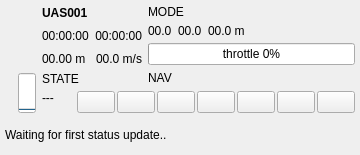
Above: src/ui/UASView.ui from josephlewis42/UDenverQGC before the change. Below: the same form after it.
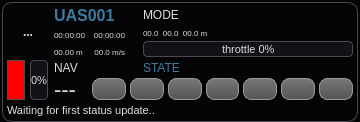
That is the form after the change. Icons and pictures are not drawn.

Commit message: porting continues

What changed in the file:
```diff
--- a/src/ui/UASView.ui
+++ b/src/ui/UASView.ui
@@ -7,7 +7,7 @@
     <x>0</x>
     <y>0</y>
     <width>360</width>
-    <height>155</height>
+    <height>121</height>
    </rect>
   </property>
   <property name="sizePolicy">
@@ -32,343 +32,301 @@
    <string>Form</string>
   </property>
   <property name="styleSheet">
-   <string notr="true"/>
+   <string notr="true">QWidget#colorIcon {}
+
+QWidget {
+background-color: #050508;
+color: #DDDDDF;
+background-clip: border;
+font-size: 11px;
+}
+
+QLabel {
+background-color: transparent;
+}
+
+QLabel#nameLabel {
+	font: bold 16px;
+	color: #3C7B9E;
+}
+
+QLabel#modeLabel {
+	font: 12px;
+}
+
+QLabel#stateLabel {
+	font: 12px;
+	color: #3C7B9E;
+}
+
+QLabel#navLabel {
+	font: 12px;
+}
+
+QLabel#positionLabel {
+	font: 8px;
+}
+
+QLabel#timeElapsedLabel {
+	font: 8px;
+}
+
+QLabel#groundDistanceLabel {
+	font: 8px;
+}
+
+QLabel#speedLabel {
+	font: 8px;
+}
+
+QLabel#timeRemainingLabel {
+	font: 8px;
+}
+
+QLabel#waypointLabel {
+	font: 22px;
+}
+
+QGroupBox {
+	border: 1px solid #4A4A4F;
+	border-radius: 10px;
+	padding: 0px 0px 0px 0px;
+	margin: 0px;
+}
+
+ QGroupBox::title {
+     subcontrol-origin: margin;
+     subcontrol-position: top center; /* position at the top center */
+     margin: 0 3px 0px 3px;
+     padding: 0 3px 0px 0px;
+     font: bold 8px;
+ }
+
+QGroupBox#heartbeatIcon {
+	background-color: red;
+}
+
+QToolButton#typeButton {
+	font-weight: bold;
+	font-size: 12px;
+	border: 0px solid #999999;
+	border-radius: 5px;
+	min-width:42px;
+	max-width: 42px;
+	min-height: 42px;
+	max-height: 42px;
+	padding: 0px;
+	margin: 0px;
+	background-color: none;
+}
+
+QPushButton {
+	font-weight: bold;
+	font-size: 12px;
+	border: 1px solid #999999;
+	border-radius: 8px;
+	min-width: 20px;
+	max-width: 32px;
+	min-height: 16px;
+	max-height: 16px;
+	padding: 2px;
+	spacing: 10px;
+	background-color: qlineargradient(x1: 0, y1: 0, x2: 0, y2: 1, stop: 0 #777777, stop: 1 #555555);
+}
+
+QPushButton:pressed {
+	background-color: qlineargradient(x1: 0, y1: 0, x2: 0, y2: 1, stop: 0 #444444, stop: 1 #555555);
+}
+
+QPushButton#abortButton {
+	background: qlineargradient(x1:0, y1:0, x2:0, y2:1,
+                             stop:0 #ffee01, stop:1 #ae8f00);
+}
+
+QPushButton:pressed#abortButton {
+	background: qlineargradient(x1:0, y1:0, x2:0, y2:1,
+                             stop:0 #bbaa00, stop:1 #a05b00);
+}
+
+QPushButton#killButton {
+	background: qlineargradient(x1:0, y1:0, x2:0, y2:1,
+                             stop:0 #ffb917, stop:1 #b37300);
+}
+
+QPushButton:pressed#killButton {
+	background: qlineargradient(x1:0, y1:0, x2:0, y2:1,
+                             stop:0 #bb8500, stop:1 #903000);
+}
+
+
+QProgressBar:horizontal {
+	border: 1px solid #4A4A4F;
+	border-radius: 4px;
+	text-align: center;
+	padding: 2px;
+	color: #111111;
+	background-color: #111118;
+}
+
+QProgressBar:vertical {
+	border: 1px solid #4A4A4F;
+	border-radius: 4px;
+	text-align: center;
+	font-size: 7px;
+	padding: 2px;
+	color: #DDDDDF;
+    min-width: 16px;
+	background-color: #111118;
+}
+
+QProgressBar:horizontal {
+	height: 10px;
+}
+
+QProgressBar:horizontal QLabel {
+	font-size: 9px;
+	color: #111111;
+}
+
+QProgressBar:vertical QLabel {
+	font-size: 7px;
+}
+
+QProgressBar:vertical {
+	width: 14px;
+}
+
+QProgressBar::chunk {
+	background-color: #656565;
+}
+
+QProgressBar::chunk#batteryBar {
+	background-color: green;
+}
+
+QProgressBar::chunk#speedBar {
+	background-color: yellow;
+}
+
+QProgressBar::chunk#thrustBar {
+	background-color: orange;
+}
+
+QToolTip {
+        background-color: #090909;
+        border: 1px solid #379AC3;
+	border-radius: 3px;
+    color: #DDDDDF;
+}
+
+QMenu {
+    border: 1px solid #379AC3;
+background-color: #050508;
+color: #DDDDDF;
+background-clip: border;
+font-size: 11px;
+}
+
+QMenu::separator {
+     height: 1px;
+     background: #379AC3;
+     margin-top: 8px;
+     margin-bottom: 4px;
+     margin-left: 5px;
+     margin-right: 5px;
+ }</string>
   </property>
-  <layout class="QVBoxLayout" name="verticalLayout">
-   <property name="margin">
-    <number>5</number>
-   </property>
-   <item>
-    <layout class="QGridLayout" name="gridLayout">
-     <property name="topMargin">
-      <number>0</number>
-     </property>
-     <item row="1" column="0" rowspan="2">
-      <layout class="QVBoxLayout" name="verticalLayout_2">
-       <property name="topMargin">
-        <number>0</number>
-       </property>
-       <item>
-        <widget class="QLabel" name="typeLabel">
-         <property name="toolTip">
-          <string>System type</string>
-         </property>
-         <property name="statusTip">
-          <string>System type</string>
-         </property>
-         <property name="whatsThis">
-          <string>System type</string>
-         </property>
-         <property name="text">
-          <string/>
-         </property>
-         <property name="pixmap">
-          <pixmap resource="../../qgroundcontrol.qrc">:/files/images/mavs/unknown.svg</pixmap>
-         </property>
-        </widget>
-       </item>
-       <item>
-        <layout class="QHBoxLayout" name="horizontalLayout_3">
-         <property name="topMargin">
-          <number>0</number>
-         </property>
-         <item>
-          <widget class="QLabel" name="heartBeatLabel">
-           <property name="toolTip">
-            <string>Heartbeat</string>
-           </property>
-           <property name="text">
-            <string/>
-           </property>
-          </widget>
-         </item>
-         <item>
-          <widget class="QProgressBar" name="batteryBar">
-           <property name="minimumSize">
-            <size>
-             <width>18</width>
-             <height>0</height>
-            </size>
-           </property>
-           <property name="maximumSize">
-            <size>
-             <width>18</width>
-             <height>40</height>
-            </size>
-           </property>
-           <property name="font">
-            <font/>
-           </property>
-           <property name="toolTip">
-            <string>Battery Fuel</string>
-           </property>
-           <property name="statusTip">
-            <string>Battery Fuel</string>
-           </property>
-           <property name="value">
-            <number>0</number>
-           </property>
-           <property name="textVisible">
-            <bool>false</bool>
-           </property>
-           <property name="orientation">
-            <enum>Qt::Vertical</enum>
-           </property>
-          </widget>
-         </item>
-        </layout>
-       </item>
-      </layout>
-     </item>
-     <item row="2" column="1" colspan="2">
       <layout class="QHBoxLayout" name="horizontalLayout_2">
        <property name="spacing">
         <number>2</number>
        </property>
+   <property name="leftMargin">
+    <number>2</number>
+   </property>
        <property name="topMargin">
+    <number>2</number>
+   </property>
+   <property name="rightMargin">
+    <number>2</number>
+   </property>
+   <property name="bottomMargin">
         <number>0</number>
        </property>
        <item>
-        <widget class="QLabel" name="waypointLabel">
-         <property name="font">
-          <font>
-           <weight>50</weight>
-           <italic>false</italic>
-           <bold>false</bold>
-          </font>
-         </property>
-         <property name="toolTip">
-          <string>Current Waypoint</string>
-         </property>
-         <property name="statusTip">
-          <string>Current Waypoint</string>
-         </property>
-         <property name="text">
-          <string>---</string>
-         </property>
-         <property name="alignment">
-          <set>Qt::AlignLeading|Qt::AlignLeft|Qt::AlignTop</set>
-         </property>
-        </widget>
-       </item>
-       <item>
-        <widget class="QPushButton" name="liftoffButton">
-         <property name="minimumSize">
-          <size>
-           <width>26</width>
-           <height>22</height>
-          </size>
-         </property>
-         <property name="maximumSize">
-          <size>
-           <width>38</width>
-           <height>22</height>
-          </size>
-         </property>
-         <property name="toolTip">
-          <string>Liftoff / Launch</string>
-         </property>
-         <property name="statusTip">
-          <string>Liftoff / Launch</string>
-         </property>
-         <property name="text">
-          <string/>
-         </property>
-         <property name="icon">
-          <iconset resource="../../qgroundcontrol.qrc">
-           <normaloff>:/files/images/control/launch.svg</normaloff>:/files/images/control/launch.svg</iconset>
-         </property>
-        </widget>
-       </item>
-       <item>
-        <widget class="QPushButton" name="abortButton">
+    <widget class="QGroupBox" name="uasViewFrame">
          <property name="sizePolicy">
-          <sizepolicy hsizetype="Minimum" vsizetype="Fixed">
+      <sizepolicy hsizetype="MinimumExpanding" vsizetype="Fixed">
            <horstretch>0</horstretch>
            <verstretch>0</verstretch>
           </sizepolicy>
          </property>
          <property name="minimumSize">
           <size>
-           <width>26</width>
-           <height>22</height>
+       <width>0</width>
+       <height>0</height>
           </size>
          </property>
          <property name="maximumSize">
           <size>
-           <width>38</width>
-           <height>22</height>
-          </size>
-         </property>
-         <property name="toolTip">
-          <string>Emergency land system at closest possible site</string>
-         </property>
-         <property name="statusTip">
-          <string>Emergency land system at closest possible site</string>
-         </property>
-         <property name="text">
+       <width>16777215</width>
+       <height>130</height>
+      </size>
+     </property>
+     <property name="title">
           <string/>
          </property>
-         <property name="icon">
-          <iconset resource="../../qgroundcontrol.qrc">
-           <normaloff>:/files/images/actions/media-playback-stop.svg</normaloff>:/files/images/actions/media-playback-stop.svg</iconset>
-         </property>
-        </widget>
-       </item>
-       <item>
-        <widget class="QPushButton" name="haltButton">
-         <property name="minimumSize">
-          <size>
-           <width>26</width>
-           <height>22</height>
-          </size>
-         </property>
-         <property name="maximumSize">
-          <size>
-           <width>38</width>
-           <height>22</height>
-          </size>
-         </property>
-         <property name="toolTip">
-          <string>Loiter / Wait at current position</string>
-         </property>
-         <property name="statusTip">
-          <string>Loiter / Wait at current position</string>
-         </property>
-         <property name="text">
-          <string/>
-         </property>
-         <property name="icon">
-          <iconset resource="../../qgroundcontrol.qrc">
-           <normaloff>:/files/images/actions/media-playback-pause.svg</normaloff>:/files/images/actions/media-playback-pause.svg</iconset>
-         </property>
-        </widget>
-       </item>
-       <item>
-        <widget class="QPushButton" name="continueButton">
-         <property name="minimumSize">
-          <size>
-           <width>26</width>
-           <height>22</height>
-          </size>
-         </property>
-         <property name="maximumSize">
-          <size>
-           <width>38</width>
-           <height>22</height>
-          </size>
-         </property>
-         <property name="toolTip">
-          <string>Continue flightplan</string>
-         </property>
-         <property name="statusTip">
-          <string>Continue flightplan</string>
-         </property>
-         <property name="text">
-          <string/>
-         </property>
-         <property name="icon">
-          <iconset resource="../../qgroundcontrol.qrc">
-           <normaloff>:/files/images/actions/media-playback-start.svg</normaloff>:/files/images/actions/media-playback-start.svg</iconset>
-         </property>
-        </widget>
-       </item>
-       <item>
-        <widget class="QPushButton" name="landButton">
-         <property name="minimumSize">
-          <size>
-           <width>26</width>
-           <height>22</height>
-          </size>
-         </property>
-         <property name="maximumSize">
-          <size>
-           <width>38</width>
-           <height>22</height>
-          </size>
-         </property>
-         <property name="toolTip">
-          <string>Fly straight to landing location</string>
-         </property>
-         <property name="statusTip">
-          <string>Fly straight to landing location</string>
-         </property>
-         <property name="text">
-          <string/>
-         </property>
-         <property name="icon">
-          <iconset resource="../../qgroundcontrol.qrc">
-           <normaloff>:/files/images/control/land.svg</normaloff>:/files/images/control/land.svg</iconset>
-         </property>
-        </widget>
-       </item>
-       <item>
-        <widget class="QPushButton" name="killButton">
-         <property name="minimumSize">
-          <size>
-           <width>26</width>
-           <height>22</height>
-          </size>
-         </property>
-         <property name="maximumSize">
-          <size>
-           <width>38</width>
-           <height>22</height>
-          </size>
-         </property>
-         <property name="toolTip">
-          <string>Kill immediately all onboard power</string>
-         </property>
-         <property name="statusTip">
-          <string>Kill immediately all onboard power</string>
-         </property>
-         <property name="text">
-          <string/>
-         </property>
-         <property name="icon">
-          <iconset resource="../../qgroundcontrol.qrc">
-           <normaloff>:/files/images/actions/process-stop.svg</normaloff>:/files/images/actions/process-stop.svg</iconset>
-         </property>
-        </widget>
-       </item>
-       <item>
-        <widget class="QPushButton" name="shutdownButton">
-         <property name="maximumSize">
-          <size>
-           <width>38</width>
-           <height>22</height>
-          </size>
-         </property>
-         <property name="toolTip">
-          <string>Only in standby mode: Power off system</string>
-         </property>
-         <property name="statusTip">
-          <string>Only in standby mode: Power off system</string>
-         </property>
-         <property name="text">
-          <string/>
-         </property>
-         <property name="icon">
-          <iconset resource="../../qgroundcontrol.qrc">
-           <normaloff>:/files/images/actions/system-log-out.svg</normaloff>:/files/images/actions/system-log-out.svg</iconset>
-         </property>
-        </widget>
-       </item>
-       <item>
-        <layout class="QHBoxLayout" name="horizontalLayout">
-         <property name="spacing">
+     <layout class="QGridLayout" name="gridLayout" columnstretch="1,1,10,10,10,0,90,90">
+      <property name="horizontalSpacing">
+       <number>5</number>
+      </property>
+      <property name="verticalSpacing">
+       <number>2</number>
+      </property>
+      <property name="margin">
           <number>4</number>
          </property>
-         <property name="sizeConstraint">
-          <enum>QLayout::SetMinimumSize</enum>
-         </property>
-        </layout>
-       </item>
-      </layout>
-     </item>
-     <item row="1" column="1">
-      <layout class="QVBoxLayout" name="verticalLayout_3">
-       <item>
+      <item row="0" column="0" rowspan="5" colspan="2">
+       <widget class="QToolButton" name="typeButton">
+        <property name="minimumSize">
+         <size>
+          <width>42</width>
+          <height>42</height>
+         </size>
+        </property>
+        <property name="maximumSize">
+         <size>
+          <width>42</width>
+          <height>42</height>
+         </size>
+        </property>
+        <property name="baseSize">
+         <size>
+          <width>30</width>
+          <height>30</height>
+         </size>
+        </property>
+        <property name="toolTip">
+         <string>System Type</string>
+        </property>
+        <property name="statusTip">
+         <string>System Type</string>
+        </property>
+        <property name="text">
+         <string>...</string>
+        </property>
+        <property name="icon">
+         <iconset resource="../../mavground.qrc">
+          <normaloff>:/images/mavs/unknown.svg</normaloff>:/images/mavs/unknown.svg</iconset>
+        </property>
+        <property name="iconSize">
+         <size>
+          <width>42</width>
+          <height>42</height>
+         </size>
+        </property>
+       </widget>
+      </item>
+      <item row="0" column="2" colspan="3">
         <widget class="QLabel" name="nameLabel">
          <property name="maximumSize">
           <size>
@@ -378,6 +336,7 @@
          </property>
          <property name="font">
           <font>
+          <pointsize>-1</pointsize>
            <weight>75</weight>
            <italic>false</italic>
            <bold>true</bold>
@@ -394,12 +353,35 @@
          </property>
         </widget>
        </item>
-       <item>
-        <layout class="QHBoxLayout" name="horizontalLayout_4">
-         <item>
+      <item row="0" column="6" colspan="2">
+       <widget class="QLabel" name="modeLabel">
+        <property name="maximumSize">
+         <size>
+          <width>16777215</width>
+          <height>16</height>
+         </size>
+        </property>
+        <property name="font">
+         <font>
+          <pointsize>-1</pointsize>
+          <weight>50</weight>
+          <italic>false</italic>
+          <bold>false</bold>
+         </font>
+        </property>
+        <property name="text">
+         <string>MODE</string>
+        </property>
+        <property name="alignment">
+         <set>Qt::AlignLeading|Qt::AlignLeft|Qt::AlignVCenter</set>
+        </property>
+       </widget>
+      </item>
+      <item row="1" column="2" rowspan="3">
           <widget class="QLabel" name="timeRemainingLabel">
            <property name="font">
             <font>
+          <pointsize>-1</pointsize>
              <weight>50</weight>
              <italic>false</italic>
              <bold>false</bold>
@@ -419,10 +401,11 @@
            </property>
           </widget>
          </item>
-         <item>
+      <item row="1" column="3" rowspan="3" colspan="2">
           <widget class="QLabel" name="timeElapsedLabel">
            <property name="font">
             <font>
+          <pointsize>-1</pointsize>
              <weight>50</weight>
              <italic>false</italic>
              <bold>false</bold>
@@ -442,14 +425,32 @@
            </property>
           </widget>
          </item>
-        </layout>
-       </item>
-       <item>
-        <layout class="QHBoxLayout" name="horizontalLayout_5">
-         <item>
+      <item row="3" column="6" rowspan="2" colspan="2">
+       <widget class="QProgressBar" name="thrustBar">
+        <property name="font">
+         <font>
+          <pointsize>-1</pointsize>
+         </font>
+        </property>
+        <property name="toolTip">
+         <string>Current throttle</string>
+        </property>
+        <property name="statusTip">
+         <string>Current throttle</string>
+        </property>
+        <property name="value">
+         <number>0</number>
+        </property>
+        <property name="format">
+         <string>throttle %p%</string>
+        </property>
+       </widget>
+      </item>
+      <item row="4" column="2">
           <widget class="QLabel" name="groundDistanceLabel">
            <property name="font">
             <font>
+          <pointsize>-1</pointsize>
              <weight>50</weight>
              <italic>false</italic>
              <bold>false</bold>
@@ -469,10 +470,11 @@
            </property>
           </widget>
          </item>
-         <item>
+      <item row="4" column="3" colspan="2">
           <widget class="QLabel" name="speedLabel">
            <property name="font">
             <font>
+          <pointsize>-1</pointsize>
              <weight>50</weight>
              <italic>false</italic>
              <bold>false</bold>
@@ -492,56 +494,89 @@
            </property>
           </widget>
          </item>
-        </layout>
-       </item>
-       <item>
-        <widget class="QLabel" name="stateLabel">
+      <item row="5" column="0" rowspan="3">
+       <widget class="QGroupBox" name="heartbeatIcon">
+        <property name="sizePolicy">
+         <sizepolicy hsizetype="Fixed" vsizetype="Preferred">
+          <horstretch>0</horstretch>
+          <verstretch>0</verstretch>
+         </sizepolicy>
+        </property>
+        <property name="minimumSize">
+         <size>
+          <width>18</width>
+          <height>0</height>
+         </size>
+        </property>
          <property name="maximumSize">
           <size>
-           <width>16777215</width>
-           <height>12</height>
-          </size>
-         </property>
-         <property name="font">
-          <font>
-           <weight>50</weight>
-           <italic>false</italic>
-           <bold>false</bold>
-          </font>
-         </property>
-         <property name="text">
-          <string>STATE</string>
-         </property>
-        </widget>
-       </item>
-      </layout>
-     </item>
-     <item row="1" column="2">
-      <layout class="QVBoxLayout" name="verticalLayout_4">
-       <item>
-        <widget class="QLabel" name="modeLabel">
+          <width>18</width>
+          <height>40</height>
+         </size>
+        </property>
+        <property name="toolTip">
+         <string>Heartbeat</string>
+        </property>
+        <property name="statusTip">
+         <string>Heartbeat</string>
+        </property>
+        <property name="title">
+         <string/>
+        </property>
+       </widget>
+      </item>
+      <item row="5" column="1" rowspan="3">
+       <widget class="QProgressBar" name="batteryBar">
+        <property name="minimumSize">
+         <size>
+          <width>18</width>
+          <height>0</height>
+         </size>
+        </property>
          <property name="maximumSize">
           <size>
-           <width>16777215</width>
-           <height>16</height>
+          <width>18</width>
+          <height>40</height>
           </size>
          </property>
          <property name="font">
           <font>
+          <pointsize>-1</pointsize>
+         </font>
+        </property>
+        <property name="toolTip">
+         <string>Battery Fuel</string>
+        </property>
+        <property name="statusTip">
+         <string>Battery Fuel</string>
+        </property>
+        <property name="value">
+         <number>0</number>
+        </property>
+        <property name="orientation">
+         <enum>Qt::Vertical</enum>
+        </property>
+       </widget>
+      </item>
+      <item row="7" column="2">
+       <widget class="QLabel" name="waypointLabel">
+        <property name="font">
+         <font>
+          <pointsize>-1</pointsize>
            <weight>50</weight>
            <italic>false</italic>
            <bold>false</bold>
           </font>
          </property>
          <property name="text">
-          <string>MODE</string>
+         <string>---</string>
          </property>
          <property name="alignment">
-          <set>Qt::AlignLeading|Qt::AlignLeft|Qt::AlignVCenter</set>
+         <set>Qt::AlignLeading|Qt::AlignLeft|Qt::AlignTop</set>
          </property>
         </widget>
        </item>
-       <item>
+      <item row="2" column="6" colspan="2">
         <widget class="QLabel" name="positionLabel">
          <property name="minimumSize">
           <size>
@@ -557,6 +592,7 @@
          </property>
          <property name="font">
           <font>
+          <pointsize>-1</pointsize>
            <weight>50</weight>
            <italic>false</italic>
            <bold>false</bold>
@@ -573,50 +609,278 @@
          </property>
         </widget>
        </item>
+      <item row="7" column="3" colspan="5">
+       <layout class="QHBoxLayout" name="horizontalLayout" stretch="1,1,1,1,1,1,1">
+        <property name="spacing">
+         <number>4</number>
+        </property>
+        <property name="sizeConstraint">
+         <enum>QLayout::SetMinimumSize</enum>
+        </property>
        <item>
-        <widget class="QProgressBar" name="thrustBar">
-         <property name="font">
-          <font/>
-         </property>
+         <widget class="QPushButton" name="liftoffButton">
+          <property name="minimumSize">
+           <size>
+            <width>26</width>
+            <height>22</height>
+           </size>
+          </property>
+          <property name="maximumSize">
+           <size>
+            <width>38</width>
+            <height>22</height>
+           </size>
+          </property>
          <property name="toolTip">
           <string>Current throttle</string>
          </property>
          <property name="statusTip">
-          <string>Current throttle</string>
-         </property>
-         <property name="value">
-          <number>0</number>
-         </property>
-         <property name="format">
-          <string>throttle %p%</string>
+           <string>Liftoff / Launch</string>
+          </property>
+          <property name="text">
+           <string/>
+          </property>
+          <property name="icon">
+           <iconset resource="../../mavground.qrc">
+            <normaloff>:/images/control/launch.svg</normaloff>:/images/control/launch.svg</iconset>
          </property>
         </widget>
        </item>
        <item>
-        <widget class="QLabel" name="navLabel">
-         <property name="font">
-          <font>
-           <weight>50</weight>
-           <italic>false</italic>
-           <bold>false</bold>
-          </font>
-         </property>
+         <widget class="QPushButton" name="haltButton">
+          <property name="minimumSize">
+           <size>
+            <width>26</width>
+            <height>22</height>
+           </size>
+          </property>
+          <property name="maximumSize">
+           <size>
+            <width>38</width>
+            <height>22</height>
+           </size>
+          </property>
+          <property name="toolTip">
+           <string>Loiter / Wait at current position</string>
+          </property>
+          <property name="statusTip">
+           <string>Loiter / Wait at current position</string>
+          </property>
          <property name="text">
-          <string>NAV</string>
-         </property>
-        </widget>
-       </item>
-      </layout>
-     </item>
-    </layout>
+           <string/>
+          </property>
+          <property name="icon">
+           <iconset resource="../../mavground.qrc">
+            <normaloff>:/images/actions/media-playback-pause.svg</normaloff>:/images/actions/media-playback-pause.svg</iconset>
+          </property>
+         </widget>
+        </item>
+        <item>
+         <widget class="QPushButton" name="continueButton">
+          <property name="minimumSize">
+           <size>
+            <width>26</width>
+            <height>22</height>
+           </size>
+          </property>
+          <property name="maximumSize">
+           <size>
+            <width>38</width>
+            <height>22</height>
+           </size>
+          </property>
+          <property name="toolTip">
+           <string>Continue flightplan</string>
+          </property>
+          <property name="statusTip">
+           <string>Continue flightplan</string>
+          </property>
+          <property name="text">
+           <string/>
+          </property>
+          <property name="icon">
+           <iconset resource="../../mavground.qrc">
+            <normaloff>:/images/actions/media-playback-start.svg</normaloff>:/images/actions/media-playback-start.svg</iconset>
+          </property>
+         </widget>
+        </item>
+        <item>
+         <widget class="QPushButton" name="landButton">
+          <property name="minimumSize">
+           <size>
+            <width>26</width>
+            <height>22</height>
+           </size>
+          </property>
+          <property name="maximumSize">
+           <size>
+            <width>38</width>
+            <height>22</height>
+           </size>
+          </property>
+          <property name="toolTip">
+           <string>Fly straight to landing location</string>
+          </property>
+          <property name="statusTip">
+           <string>Fly straight to landing location</string>
+          </property>
+          <property name="text">
+           <string/>
+          </property>
+          <property name="icon">
+           <iconset resource="../../mavground.qrc">
+            <normaloff>:/images/control/land.svg</normaloff>:/images/control/land.svg</iconset>
+          </property>
+         </widget>
    </item>
    <item>
+         <widget class="QPushButton" name="shutdownButton">
+          <property name="maximumSize">
+           <size>
+            <width>38</width>
+            <height>22</height>
+           </size>
+          </property>
+          <property name="toolTip">
+           <string>Only in standby mode: Power off system</string>
+          </property>
+          <property name="statusTip">
+           <string>Only in standby mode: Power off system</string>
+          </property>
+          <property name="text">
+           <string/>
+          </property>
+          <property name="icon">
+           <iconset resource="../../mavground.qrc">
+            <normaloff>:/images/actions/system-log-out.svg</normaloff>:/images/actions/system-log-out.svg</iconset>
+          </property>
+         </widget>
+        </item>
+        <item>
+         <widget class="QPushButton" name="abortButton">
+          <property name="sizePolicy">
+           <sizepolicy hsizetype="Minimum" vsizetype="Fixed">
+            <horstretch>0</horstretch>
+            <verstretch>0</verstretch>
+           </sizepolicy>
+          </property>
+          <property name="minimumSize">
+           <size>
+            <width>26</width>
+            <height>22</height>
+           </size>
+          </property>
+          <property name="maximumSize">
+           <size>
+            <width>38</width>
+            <height>22</height>
+           </size>
+          </property>
+          <property name="toolTip">
+           <string>Emergency land system at closest possible site</string>
+          </property>
+          <property name="statusTip">
+           <string>Emergency land system at closest possible site</string>
+          </property>
+          <property name="text">
+           <string/>
+          </property>
+          <property name="icon">
+           <iconset resource="../../mavground.qrc">
+            <normaloff>:/images/actions/media-playback-stop.svg</normaloff>:/images/actions/media-playback-stop.svg</iconset>
+          </property>
+         </widget>
+        </item>
+        <item>
+         <widget class="QPushButton" name="killButton">
+          <property name="minimumSize">
+           <size>
+            <width>26</width>
+            <height>22</height>
+           </size>
+          </property>
+          <property name="maximumSize">
+           <size>
+            <width>38</width>
+            <height>22</height>
+           </size>
+          </property>
+          <property name="toolTip">
+           <string>Kill immediately all onboard power</string>
+          </property>
+          <property name="statusTip">
+           <string>Kill immediately all onboard power</string>
+          </property>
+          <property name="text">
+           <string/>
+          </property>
+          <property name="icon">
+           <iconset resource="../../mavground.qrc">
+            <normaloff>:/images/actions/process-stop.svg</normaloff>:/images/actions/process-stop.svg</iconset>
+          </property>
+         </widget>
+        </item>
+       </layout>
+      </item>
+      <item row="8" column="0" colspan="8">
     <widget class="QLabel" name="statusTextLabel">
      <property name="text">
       <string>Waiting for first status update..</string>
      </property>
     </widget>
    </item>
+      <item row="6" column="6">
+       <widget class="QLabel" name="stateLabel">
+        <property name="maximumSize">
+         <size>
+          <width>16777215</width>
+          <height>12</height>
+         </size>
+        </property>
+        <property name="font">
+         <font>
+          <pointsize>-1</pointsize>
+          <weight>50</weight>
+          <italic>false</italic>
+          <bold>false</bold>
+         </font>
+        </property>
+        <property name="text">
+         <string>STATE</string>
+        </property>
+       </widget>
+      </item>
+      <item row="6" column="2" colspan="3">
+       <widget class="QLabel" name="navLabel">
+        <property name="font">
+         <font>
+          <pointsize>-1</pointsize>
+          <weight>50</weight>
+          <italic>false</italic>
+          <bold>false</bold>
+         </font>
+        </property>
+        <property name="text">
+         <string>NAV</string>
+        </property>
+       </widget>
+      </item>
+      <item row="0" column="5" rowspan="7">
+       <spacer name="horizontalSpacer">
+        <property name="orientation">
+         <enum>Qt::Horizontal</enum>
+        </property>
+        <property name="sizeHint" stdset="0">
+         <size>
+          <width>8</width>
+          <height>20</height>
+         </size>
+        </property>
+       </spacer>
+      </item>
+     </layout>
+    </widget>
+   </item>
   </layout>
  </widget>
  <resources>
```
Left out of the diff: 10 changed lines with no effect on the pictures. Lines whose indentation alone changed are shown as unchanged. The commit also changes 3853 other files.
